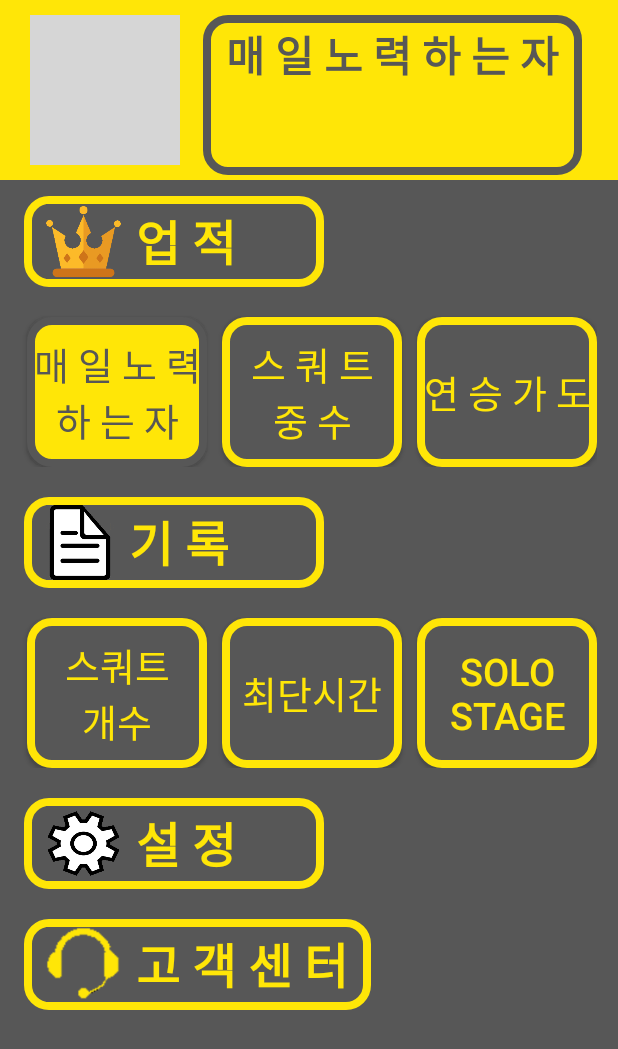
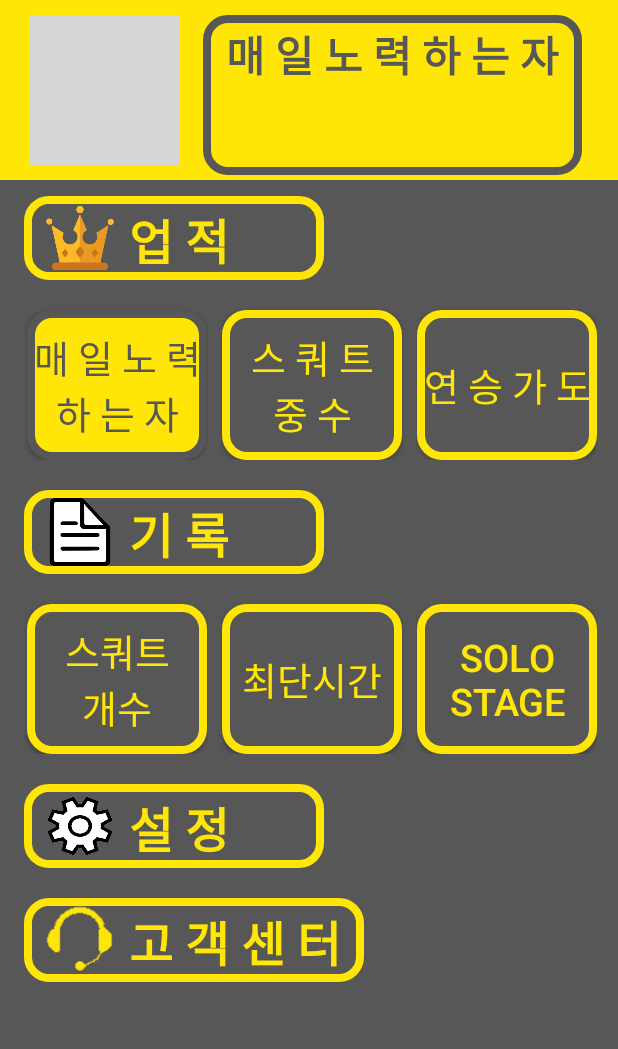
Before and after one commit to yunbamm/squatchallenge, an Android app: the Mypage screen opened directly, with no data from a screen before it, on a phone screen of 412 x 824 dp. Shown: the top 1049 px of the screen. Run offline under Robolectric (Android 15) with nearby library versions, the phone set to English and light mode, and no system bars; our stand-ins replace Firebase (no records; nobody signed in at launch, a user with empty details on screens opened directly); 4 statements that could not run were skipped; grey boxes are pictures that could not be loaded.

```diff
--- a/app/src/main/res/layout/activity_mypage.xml
+++ b/app/src/main/res/layout/activity_mypage.xml
@@ -98,14 +98,14 @@
                 app:layout_constraintStart_toStartOf="parent">
 
                 <ImageView
-                    android:layout_width="50dp"
-                    android:layout_height="50dp"
+                    android:layout_width="45dp"
+                    android:layout_height="45dp"
                     android:layout_marginLeft="9dp"
                     android:background="@drawable/crown3_1"
                     android:layout_gravity="center_vertical"/>
                 <TextView
                     android:layout_width="wrap_content"
-                    android:layout_height="50dp"
+                    android:layout_height="45dp"
                     android:layout_marginStart="10dp"
                     android:layout_marginLeft="10dp"
                     android:text="@string/achievement"
@@ -176,13 +176,13 @@
                 app:layout_constraintStart_toStartOf="parent">
                     <ImageView
                         android:layout_width="45dp"
-                        android:layout_height="50dp"
+                        android:layout_height="45dp"
                         android:layout_marginLeft="9dp"
                         android:background="@drawable/myrecord1_1"
                         android:layout_gravity="center_vertical"/>
                     <TextView
                         android:layout_width="wrap_content"
-                        android:layout_height="50dp"
+                        android:layout_height="45dp"
                         android:layout_marginStart="10dp"
                         android:layout_marginLeft="10dp"
                         android:text="@string/record"
@@ -253,14 +253,14 @@
                 app:layout_constraintEnd_toEndOf="parent"
                 app:layout_constraintStart_toStartOf="parent">
                 <ImageView
-                    android:layout_width="50dp"
-                    android:layout_height="50dp"
+                    android:layout_width="45dp"
+                    android:layout_height="45dp"
                     android:layout_marginLeft="9dp"
                     android:background="@drawable/setting1_2"
                     android:layout_gravity="center_vertical"/>
                 <TextView
                     android:layout_width="wrap_content"
-                    android:layout_height="50dp"
+                    android:layout_height="45dp"
                     android:layout_marginStart="10dp"
                     android:layout_marginLeft="10dp"
                     android:text="@string/setting"
@@ -287,14 +287,14 @@
                 app:layout_constraintStart_toStartOf="parent">
                 <ImageView
                     android:id="@+id/to_cuscen"
-                    android:layout_width="50dp"
-                    android:layout_height="50dp"
+                    android:layout_width="45dp"
+                    android:layout_height="45dp"
                     android:layout_marginLeft="9dp"
                     android:background="@drawable/cuscen1_1"
                     android:layout_gravity="center_vertical"/>
                 <TextView
                     android:layout_width="wrap_content"
-                    android:layout_height="50dp"
+                    android:layout_height="45dp"
                     android:layout_marginStart="10dp"
                     android:layout_marginLeft="10dp"
                     android:text="@string/customer_center"
```
